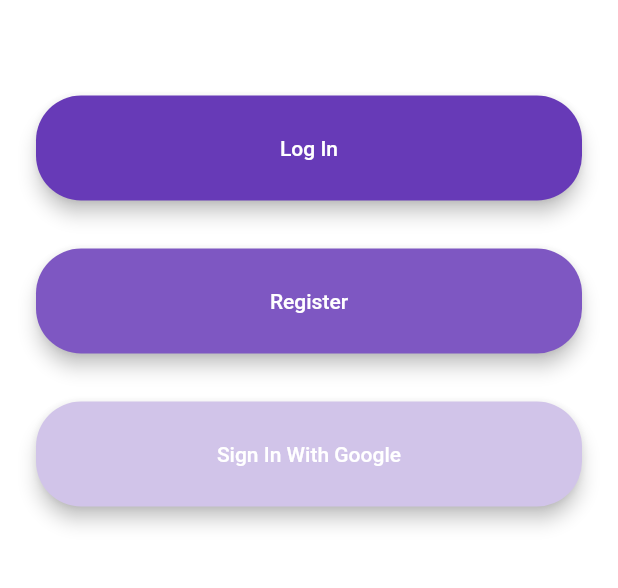
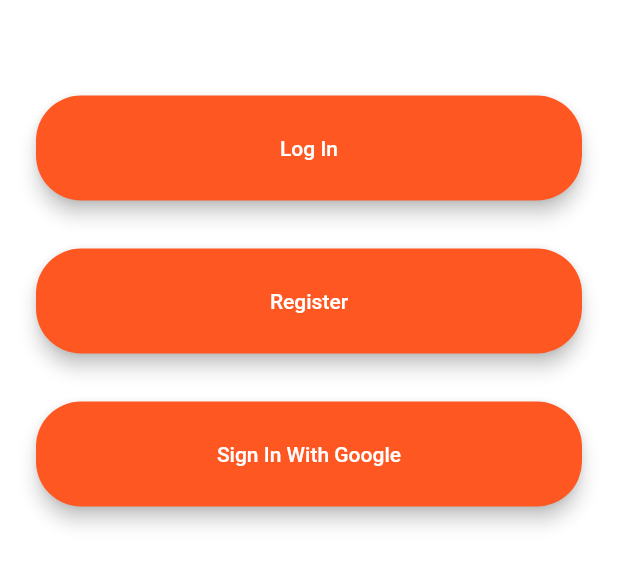
Before and after one commit to Coding-Club-IITG/Git-Workshop-flutter, a Flutter app: the screen it shows after launch, on a phone screen of 412 x 824 dp, the part 398-986 px from its top. Run offline on Flutter 3.47's test engine with Material 2 defaults, Android fonts, the phone set to English and light mode, and no system bars; drawn by our look-alikes of animated_text_kit; our stand-ins replace cloud_firestore, firebase_auth, firebase_core, modal_progress_hud; accounts and stored records are empty.

Commit message:
Update welcome_screen.dart

```diff
--- a/lib/screens/welcome_screen.dart
+++ b/lib/screens/welcome_screen.dart
@@ -77,21 +77,21 @@ class _WelcomeScreenState extends State<WelcomeScreen>
               height: 48.0,
             ),
             RoundedButton(
-              color: Colors.deepPurple,
+              color: Colors.deepOrange,
               text: 'Log In',
               onPressed: () {
                 Navigator.pushNamed(context, LoginScreen.id);
               },
             ),
             RoundedButton(
-              color: Colors.deepPurple[400],
+              color: Colors.deepOrange,
               text: 'Register',
               onPressed: () {
                 Navigator.pushNamed(context, RegistrationScreen.id);
               },
             ),
             RoundedButton(
-              color: Colors.deepPurple[100],
+              color: Colors.deepOrange,
               text: 'Sign In With Google',
               onPressed: () {
                 Navigator.pushNamed(context, LoginScreen.id);
```
